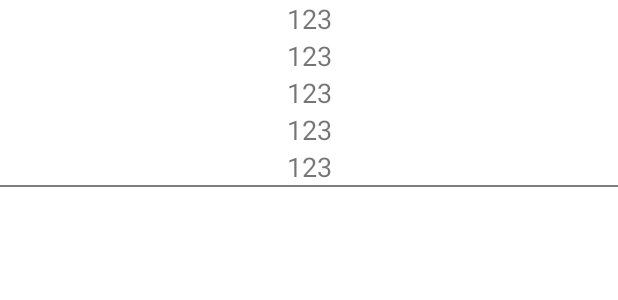
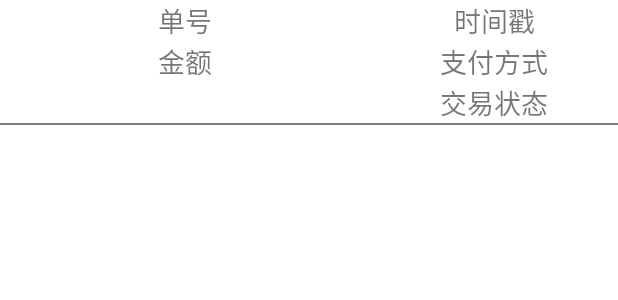
Before and after one commit to Seven617/Seven617, an Android app: the layout item.xml on its own in the app's theme, with its tools: preview values and no code run, on a phone screen of 412 x 824 dp. Shown: the top 300 px of the screen. Run offline under Robolectric (Android 15) with nearby library versions, the phone set to English and light mode, and no system bars.

Commit message:
allquery.xml

```diff
--- a/app/src/main/java/com/example/seven/myapplication/ui/LoginActivity.java
+++ b/app/src/main/java/com/example/seven/myapplication/ui/LoginActivity.java
@@ -41,8 +41,8 @@ public class LoginActivity extends AppCompatActivity {
     private String psw;
     private String title;
     private TitleBar titleBar;
-    private LinearLayout show_login;
-    private LinearLayout gone_login;
+    private LinearLayout showLogin;
+    private LinearLayout goneLogin;
     private LoginService loginService;
     private CheckBox ckb;
     private SharedPreferences sp;
@@ -65,8 +65,8 @@ public class LoginActivity extends AppCompatActivity {
     private void getview() {
         sp = this.getSharedPreferences("userInfo", Context.MODE_PRIVATE);
         ckb= (CheckBox) findViewById(R.id.ckb);
-        show_login = (LinearLayout) findViewById(R.id.show_login);
-        gone_login = (LinearLayout) findViewById(R.id.gone_login);
+        showLogin = (LinearLayout) findViewById(R.id.show_login);
+        goneLogin = (LinearLayout) findViewById(R.id.gone_login);
         edt1 = (EditText) this.findViewById(R.id.name);
         edt2 = (EditText) this.findViewById(R.id.psd);
         titleBar = (TitleBar) findViewById(R.id.login_bar);
--- a/app/src/main/res/layout/item.xml
+++ b/app/src/main/res/layout/item.xml
@@ -4,55 +4,77 @@
               android:layout_height="match_parent"
               android:orientation="vertical">
 
-    <!--<ImageView-->
-        <!--android:id="@+id/image"-->
-        <!--android:layout_width="match_parent"-->
-        <!--android:layout_height="150dp"-->
-        <!--android:layout_marginTop="20dp"-->
-        <!--android:gravity="center"-->
-        <!--android:src="@mipmap/touxiang" />-->
+    <LinearLayout
+        android:layout_width="match_parent"
+        android:layout_height="wrap_content"
+        android:orientation="horizontal">
+
+
+        <LinearLayout
+            android:layout_width="0dp"
+            android:layout_height="wrap_content"
+            android:layout_weight="6"
+            android:orientation="vertical">
+
+            <TextView
+                android:id="@+id/order_view"
+                android:layout_width="match_parent"
+                android:layout_height="0dp"
+                android:layout_weight="1"
+                android:gravity="center"
+                android:text="单号"
+                android:textSize="18sp"/>
 
             <TextView
                 android:id="@+id/amount_view"
                 android:layout_width="match_parent"
+                android:layout_height="0dp"
+                android:layout_weight="1"
+                android:gravity="center"
+                android:text="金额"
+                android:textSize="18sp"/>
+
+
+        </LinearLayout>
+
+        <LinearLayout
+            android:layout_width="0dp"
             android:layout_height="wrap_content"
+            android:layout_weight="4"
             android:gravity="center"
-        android:text="123"
-        android:textSize="18sp" />
-    <TextView
-        android:id="@+id/order_view"
-        android:layout_width="match_parent"
-        android:layout_height="wrap_content"
-        android:gravity="center"
-        android:text="123"
-        android:textSize="18sp" />
+            android:orientation="vertical">
+
             <TextView
                 android:id="@+id/date_view"
                 android:layout_width="match_parent"
-        android:layout_height="wrap_content"
+                android:layout_height="0dp"
+                android:layout_weight="1"
                 android:gravity="center"
-        android:text="123"
-        android:textSize="18sp" />
+                android:text="时间戳"
+                android:textSize="18sp"/>
+
             <TextView
                 android:id="@+id/pay_type_view"
                 android:layout_width="match_parent"
-        android:layout_height="wrap_content"
+                android:layout_height="0dp"
+                android:layout_weight="1"
                 android:gravity="center"
-        android:text="123"
-        android:textSize="18sp" />
-
+                android:text="支付方式"
+                android:textSize="18sp"/>
 
             <TextView
                 android:id="@+id/status_view"
                 android:layout_width="match_parent"
-        android:layout_height="wrap_content"
+                android:layout_height="0dp"
+                android:layout_weight="1"
                 android:gravity="center"
-        android:text="123"
-        android:textSize="18sp" />
-
+                android:text="交易状态"
+                android:textSize="18sp"/>
+        </LinearLayout>
+    </LinearLayout>
 
     <View
         android:layout_width="match_parent"
         android:layout_height="1dp"
-        android:background="#7d7d7d" />
+        android:background="#7d7d7d"/>
 </LinearLayout>
```
Lines whose indentation alone changed are shown as unchanged.
